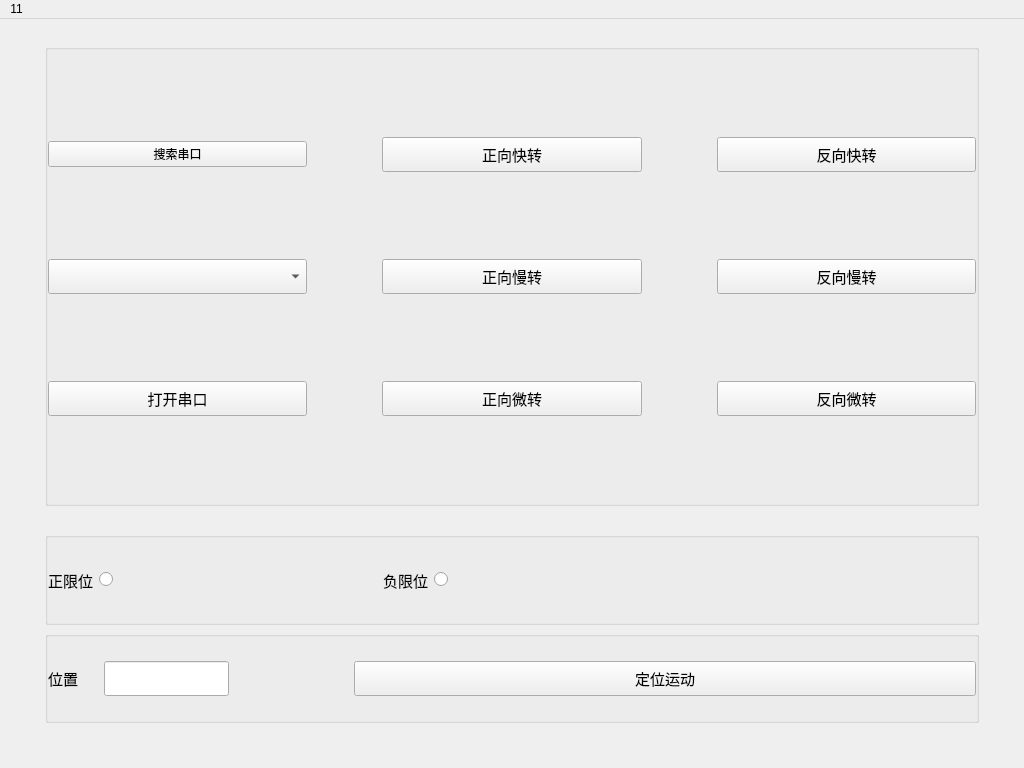
tsuiwade/translationTableControlSystem210909, file mainwindow.ui: the form before one commit.
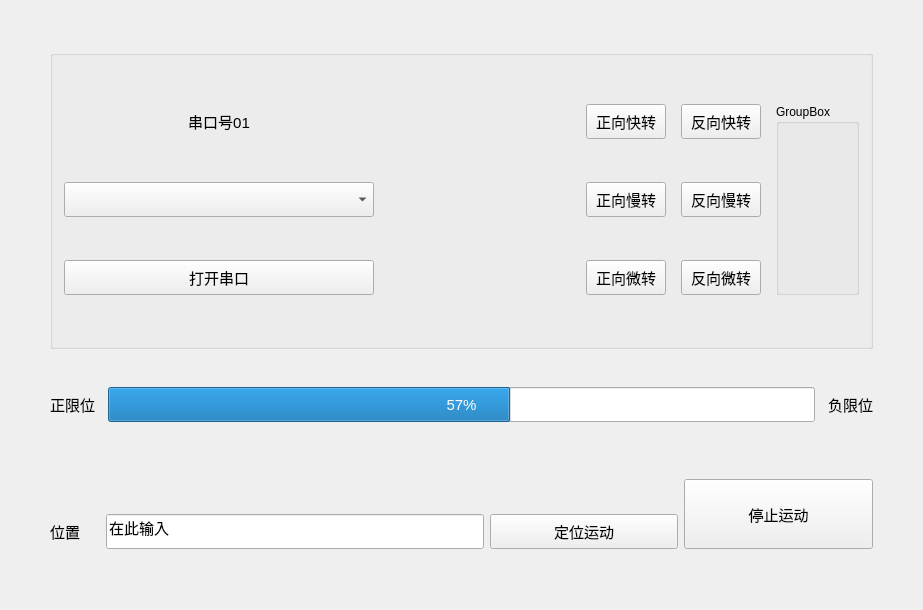
The form after the commit.

Patch:
```diff
--- a/mainwindow.ui
+++ b/mainwindow.ui
@@ -6,71 +6,82 @@
    <rect>
     <x>0</x>
     <y>0</y>
-    <width>1024</width>
-    <height>768</height>
+    <width>923</width>
+    <height>610</height>
    </rect>
   </property>
+  <property name="sizePolicy">
+   <sizepolicy hsizetype="Preferred" vsizetype="Preferred">
+    <horstretch>1</horstretch>
+    <verstretch>1</verstretch>
+   </sizepolicy>
+  </property>
+  <property name="minimumSize">
+   <size>
+    <width>0</width>
+    <height>0</height>
+   </size>
+  </property>
   <property name="windowTitle">
    <string>MainWindow</string>
   </property>
   <widget class="QWidget" name="centralWidget">
    <property name="sizePolicy">
-    <sizepolicy hsizetype="Expanding" vsizetype="Expanding">
+    <sizepolicy hsizetype="Preferred" vsizetype="Expanding">
      <horstretch>0</horstretch>
      <verstretch>0</verstretch>
     </sizepolicy>
    </property>
-   <layout class="QVBoxLayout" name="verticalLayout" stretch="5,0,1,1">
+   <layout class="QVBoxLayout" name="verticalLayout" stretch="3,1,1">
     <property name="leftMargin">
-     <number>45</number>
+     <number>50</number>
     </property>
     <property name="topMargin">
-     <number>25</number>
+     <number>50</number>
     </property>
     <property name="rightMargin">
-     <number>45</number>
+     <number>50</number>
     </property>
     <property name="bottomMargin">
-     <number>45</number>
+     <number>50</number>
     </property>
     <item>
      <widget class="QGroupBox" name="groupBox">
-      <property name="enabled">
-       <bool>true</bool>
+      <property name="styleSheet">
+       <string notr="true"/>
       </property>
       <property name="title">
        <string/>
       </property>
-      <property name="flat">
-       <bool>false</bool>
-      </property>
-      <layout class="QGridLayout" name="gridLayout">
-       <property name="leftMargin">
-        <number>0</number>
-       </property>
-       <property name="topMargin">
-        <number>0</number>
-       </property>
-       <property name="rightMargin">
-        <number>0</number>
-       </property>
-       <property name="bottomMargin">
-        <number>0</number>
+      <layout class="QHBoxLayout" name="horizontalLayout_4">
+       <item>
+        <layout class="QGridLayout" name="gridLayout" rowstretch="1,0,0" columnstretch="1,0,0,0,0">
+         <property name="sizeConstraint">
+          <enum>QLayout::SetDefaultConstraint</enum>
        </property>
        <property name="horizontalSpacing">
-        <number>75</number>
-       </property>
-       <property name="verticalSpacing">
-        <number>0</number>
-       </property>
-       <item row="0" column="2">
+          <number>15</number>
+         </property>
+         <item row="0" column="3">
         <widget class="QPushButton" name="pushButton_2">
+           <property name="sizePolicy">
+            <sizepolicy hsizetype="Minimum" vsizetype="Preferred">
+             <horstretch>0</horstretch>
+             <verstretch>1</verstretch>
+            </sizepolicy>
+           </property>
          <property name="minimumSize">
           <size>
            <width>0</width>
            <height>35</height>
           </size>
          </property>
+           <property name="maximumSize">
+            <size>
+             <width>16777215</width>
+             <height>35</height>
+            </size>
+           </property>
          <property name="font">
           <font>
            <pointsize>11</pointsize>
@@ -81,14 +92,56 @@
          </property>
         </widget>
        </item>
-       <item row="2" column="2">
+         <item row="2" column="0">
+          <widget class="QPushButton" name="btn_open">
+           <property name="sizePolicy">
+            <sizepolicy hsizetype="Preferred" vsizetype="Preferred">
+             <horstretch>0</horstretch>
+             <verstretch>1</verstretch>
+            </sizepolicy>
+           </property>
+           <property name="minimumSize">
+            <size>
+             <width>0</width>
+             <height>0</height>
+            </size>
+           </property>
+           <property name="maximumSize">
+            <size>
+             <width>16777215</width>
+             <height>35</height>
+            </size>
+           </property>
+           <property name="font">
+            <font>
+             <pointsize>11</pointsize>
+            </font>
+           </property>
+           <property name="text">
+            <string>打开串口</string>
+           </property>
+          </widget>
+         </item>
+         <item row="2" column="3">
         <widget class="QPushButton" name="pushButton_6">
+           <property name="sizePolicy">
+            <sizepolicy hsizetype="Minimum" vsizetype="Preferred">
+             <horstretch>0</horstretch>
+             <verstretch>1</verstretch>
+            </sizepolicy>
+           </property>
          <property name="minimumSize">
           <size>
            <width>0</width>
            <height>35</height>
           </size>
          </property>
+           <property name="maximumSize">
+            <size>
+             <width>16777215</width>
+             <height>35</height>
+            </size>
+           </property>
          <property name="font">
           <font>
            <pointsize>11</pointsize>
@@ -99,29 +152,23 @@
          </property>
         </widget>
        </item>
-       <item row="2" column="1">
-        <widget class="QPushButton" name="pushButton_5">
-         <property name="minimumSize">
-          <size>
-           <width>0</width>
-           <height>35</height>
-          </size>
-         </property>
-         <property name="font">
-          <font>
-           <pointsize>11</pointsize>
-          </font>
-         </property>
-         <property name="text">
-          <string>正向微转</string>
-         </property>
-        </widget>
-       </item>
-       <item row="0" column="1">
+         <item row="0" column="2">
         <widget class="QPushButton" name="pushButton">
+           <property name="sizePolicy">
+            <sizepolicy hsizetype="Minimum" vsizetype="Preferred">
+             <horstretch>0</horstretch>
+             <verstretch>1</verstretch>
+            </sizepolicy>
+           </property>
          <property name="minimumSize">
           <size>
            <width>0</width>
+             <height>0</height>
+            </size>
+           </property>
+           <property name="maximumSize">
+            <size>
+             <width>16777215</width>
            <height>35</height>
           </size>
          </property>
@@ -130,16 +177,88 @@
            <pointsize>11</pointsize>
           </font>
          </property>
+           <property name="styleSheet">
+            <string notr="true">QGroupBox{border:none}</string>
+           </property>
          <property name="text">
           <string>正向快转</string>
          </property>
         </widget>
        </item>
-       <item row="1" column="1">
+         <item row="0" column="0">
+          <widget class="QLabel" name="label_3">
+           <property name="sizePolicy">
+            <sizepolicy hsizetype="Preferred" vsizetype="Preferred">
+             <horstretch>0</horstretch>
+             <verstretch>1</verstretch>
+            </sizepolicy>
+           </property>
+           <property name="maximumSize">
+            <size>
+             <width>16777215</width>
+             <height>35</height>
+            </size>
+           </property>
+           <property name="font">
+            <font>
+             <pointsize>11</pointsize>
+            </font>
+           </property>
+           <property name="text">
+            <string>串口号01</string>
+           </property>
+           <property name="alignment">
+            <set>Qt::AlignCenter</set>
+           </property>
+          </widget>
+         </item>
+         <item row="1" column="0">
+          <widget class="QComboBox" name="comboBox_portName">
+           <property name="sizePolicy">
+            <sizepolicy hsizetype="Preferred" vsizetype="Preferred">
+             <horstretch>0</horstretch>
+             <verstretch>1</verstretch>
+            </sizepolicy>
+           </property>
+           <property name="minimumSize">
+            <size>
+             <width>0</width>
+             <height>0</height>
+            </size>
+           </property>
+           <property name="maximumSize">
+            <size>
+             <width>16777215</width>
+             <height>35</height>
+            </size>
+           </property>
+           <property name="font">
+            <font>
+             <pointsize>11</pointsize>
+            </font>
+           </property>
+           <property name="sizeAdjustPolicy">
+            <enum>QComboBox::AdjustToMinimumContentsLength</enum>
+           </property>
+          </widget>
+         </item>
+         <item row="1" column="2">
         <widget class="QPushButton" name="pushButton_3">
+           <property name="sizePolicy">
+            <sizepolicy hsizetype="Minimum" vsizetype="Preferred">
+             <horstretch>0</horstretch>
+             <verstretch>1</verstretch>
+            </sizepolicy>
+           </property>
          <property name="minimumSize">
           <size>
            <width>0</width>
+             <height>0</height>
+            </size>
+           </property>
+           <property name="maximumSize">
+            <size>
+             <width>16777215</width>
            <height>35</height>
           </size>
          </property>
@@ -153,14 +272,26 @@
          </property>
         </widget>
        </item>
-       <item row="1" column="2">
+         <item row="1" column="3">
         <widget class="QPushButton" name="pushButton_4">
+           <property name="sizePolicy">
+            <sizepolicy hsizetype="Minimum" vsizetype="Preferred">
+             <horstretch>0</horstretch>
+             <verstretch>1</verstretch>
+            </sizepolicy>
+           </property>
          <property name="minimumSize">
           <size>
            <width>0</width>
            <height>35</height>
           </size>
          </property>
+           <property name="maximumSize">
+            <size>
+             <width>16777215</width>
+             <height>35</height>
+            </size>
+           </property>
          <property name="font">
           <font>
            <pointsize>11</pointsize>
@@ -171,39 +302,23 @@
          </property>
         </widget>
        </item>
-       <item row="0" column="0">
-        <widget class="QPushButton" name="pushButton_13">
-         <property name="text">
-          <string>搜索串口</string>
-         </property>
-        </widget>
-       </item>
-       <item row="1" column="0">
-        <widget class="QComboBox" name="comboBox_portName">
-         <property name="minimumSize">
-          <size>
-           <width>0</width>
-           <height>35</height>
-          </size>
-         </property>
-         <property name="font">
-          <font>
-           <pointsize>11</pointsize>
-          </font>
-         </property>
-        </widget>
-       </item>
-       <item row="2" column="0">
-        <widget class="QPushButton" name="btn_open">
+         <item row="2" column="2">
+          <widget class="QPushButton" name="pushButton_5">
          <property name="sizePolicy">
-          <sizepolicy hsizetype="Preferred" vsizetype="Maximum">
+            <sizepolicy hsizetype="Minimum" vsizetype="Preferred">
            <horstretch>0</horstretch>
-           <verstretch>0</verstretch>
+             <verstretch>1</verstretch>
           </sizepolicy>
          </property>
          <property name="minimumSize">
           <size>
            <width>0</width>
+             <height>0</height>
+            </size>
+           </property>
+           <property name="maximumSize">
+            <size>
+             <width>16777215</width>
            <height>35</height>
           </size>
          </property>
@@ -213,153 +328,62 @@
           </font>
          </property>
          <property name="text">
-          <string>打开串口</string>
+            <string>正向微转</string>
          </property>
         </widget>
        </item>
-      </layout>
-     </widget>
-    </item>
-    <item>
-     <spacer name="verticalSpacer">
-      <property name="orientation">
-       <enum>Qt::Vertical</enum>
-      </property>
-      <property name="sizeHint" stdset="0">
-       <size>
-        <width>20</width>
-        <height>20</height>
-       </size>
-      </property>
-     </spacer>
-    </item>
-    <item>
-     <widget class="QGroupBox" name="groupBox_3">
-      <layout class="QHBoxLayout" name="horizontalLayout">
-       <property name="leftMargin">
-        <number>0</number>
-       </property>
-       <property name="topMargin">
-        <number>0</number>
-       </property>
-       <property name="rightMargin">
-        <number>0</number>
-       </property>
-       <property name="bottomMargin">
-        <number>0</number>
-       </property>
-       <item>
-        <widget class="QLabel" name="label">
-         <property name="font">
-          <font>
-           <pointsize>11</pointsize>
-          </font>
-         </property>
-         <property name="text">
-          <string>正限位</string>
-         </property>
-        </widget>
-       </item>
-       <item>
-        <widget class="QRadioButton" name="radioButton_2">
-         <property name="font">
-          <font>
-           <pointsize>11</pointsize>
-          </font>
-         </property>
-         <property name="text">
-          <string/>
-         </property>
-         <property name="checkable">
-          <bool>true</bool>
-         </property>
-         <property name="checked">
-          <bool>false</bool>
-         </property>
-        </widget>
-       </item>
-       <item>
-        <spacer name="horizontalSpacer_2">
-         <property name="orientation">
-          <enum>Qt::Horizontal</enum>
-         </property>
-         <property name="sizeHint" stdset="0">
-          <size>
-           <width>40</width>
-           <height>20</height>
-          </size>
-         </property>
-        </spacer>
-       </item>
-       <item>
-        <widget class="QLabel" name="label_2">
-         <property name="font">
-          <font>
-           <pointsize>11</pointsize>
-          </font>
-         </property>
-         <property name="text">
-          <string>负限位</string>
-         </property>
-        </widget>
-       </item>
-       <item>
-        <widget class="QRadioButton" name="radioButton">
-         <property name="font">
-          <font>
-           <pointsize>11</pointsize>
-          </font>
-         </property>
-         <property name="text">
-          <string/>
-         </property>
-        </widget>
-       </item>
-       <item>
+         <item row="1" column="1">
         <spacer name="horizontalSpacer">
          <property name="orientation">
           <enum>Qt::Horizontal</enum>
          </property>
-         <property name="sizeHint" stdset="0">
-          <size>
-           <width>20</width>
-           <height>20</height>
-          </size>
-         </property>
-        </spacer>
-       </item>
-       <item>
-        <spacer name="horizontalSpacer_3">
-         <property name="orientation">
-          <enum>Qt::Horizontal</enum>
-         </property>
+           <property name="sizeType">
+            <enum>QSizePolicy::Preferred</enum>
+           </property>
          <property name="sizeHint" stdset="0">
           <size>
-           <width>40</width>
-           <height>20</height>
+             <width>197</width>
+             <height>32</height>
           </size>
          </property>
         </spacer>
        </item>
-      </layout>
-     </widget>
-    </item>
-    <item>
+         <item row="0" column="4" rowspan="3">
      <widget class="QGroupBox" name="groupBox_2">
-      <layout class="QHBoxLayout" name="horizontalLayout_2">
+           <property name="title">
+            <string>GroupBox</string>
+           </property>
+          </widget>
+         </item>
+        </layout>
+       </item>
+      </layout>
+      <zorder></zorder>
+      <zorder></zorder>
+     </widget>
+    </item>
+    <item>
+     <layout class="QHBoxLayout" name="horizontalLayout_2" stretch="0,1,0">
        <property name="spacing">
-        <number>10</number>
-       </property>
-       <property name="leftMargin">
-        <number>0</number>
-       </property>
-       <property name="rightMargin">
-        <number>0</number>
-       </property>
+       <number>13</number>
+      </property>
+      <item>
+       <widget class="QLabel" name="label_4">
+        <property name="font">
+         <font>
+          <pointsize>11</pointsize>
+         </font>
+        </property>
+        <property name="text">
+         <string>正限位</string>
+        </property>
+        <property name="alignment">
+         <set>Qt::AlignRight|Qt::AlignTrailing|Qt::AlignVCenter</set>
+        </property>
+       </widget>
+      </item>
        <item>
-        <layout class="QGridLayout" name="gridLayout_2">
-         <item row="0" column="1">
-          <widget class="QLineEdit" name="lineEdit">
+       <widget class="QProgressBar" name="progressBar">
            <property name="minimumSize">
             <size>
              <width>0</width>
@@ -368,17 +392,57 @@
            </property>
            <property name="font">
             <font>
-             <pointsize>10</pointsize>
-            </font>
-           </property>
-          </widget>
-         </item>
-         <item row="0" column="0">
+          <pointsize>11</pointsize>
+         </font>
+        </property>
+        <property name="value">
+         <number>57</number>
+        </property>
+       </widget>
+      </item>
+      <item>
+       <widget class="QLabel" name="label_5">
+        <property name="font">
+         <font>
+          <pointsize>11</pointsize>
+         </font>
+        </property>
+        <property name="text">
+         <string>负限位</string>
+        </property>
+       </widget>
+      </item>
+     </layout>
+    </item>
+    <item>
+     <layout class="QHBoxLayout" name="horizontalLayout_3" stretch="0,2,1,1">
+      <property name="sizeConstraint">
+       <enum>QLayout::SetDefaultConstraint</enum>
+      </property>
+      <property name="topMargin">
+       <number>11</number>
+      </property>
+      <property name="bottomMargin">
+       <number>11</number>
+      </property>
+      <item alignment="Qt::AlignBottom">
           <widget class="QLabel" name="label_pos">
+        <property name="sizePolicy">
+         <sizepolicy hsizetype="Preferred" vsizetype="Minimum">
+          <horstretch>0</horstretch>
+          <verstretch>0</verstretch>
+         </sizepolicy>
+        </property>
            <property name="minimumSize">
             <size>
              <width>50</width>
-             <height>0</height>
+          <height>35</height>
+         </size>
+        </property>
+        <property name="maximumSize">
+         <size>
+          <width>16777215</width>
+          <height>35</height>
             </size>
            </property>
            <property name="font">
@@ -389,40 +453,45 @@
            <property name="text">
             <string>位置</string>
            </property>
-          </widget>
-         </item>
-         <item row="0" column="2">
-          <spacer name="horizontalSpacer_4">
-           <property name="orientation">
-            <enum>Qt::Horizontal</enum>
-           </property>
-           <property name="sizeHint" stdset="0">
+        <property name="alignment">
+         <set>Qt::AlignLeading|Qt::AlignLeft|Qt::AlignVCenter</set>
+        </property>
+       </widget>
+      </item>
+      <item alignment="Qt::AlignBottom">
+       <widget class="QLineEdit" name="lineEdit">
+        <property name="sizePolicy">
+         <sizepolicy hsizetype="Preferred" vsizetype="Minimum">
+          <horstretch>0</horstretch>
+          <verstretch>0</verstretch>
+         </sizepolicy>
+        </property>
+        <property name="minimumSize">
             <size>
-             <width>40</width>
-             <height>20</height>
-            </size>
-           </property>
-          </spacer>
-         </item>
-        </layout>
-       </item>
-       <item>
-        <spacer name="horizontalSpacer_5">
-         <property name="orientation">
-          <enum>Qt::Horizontal</enum>
-         </property>
-         <property name="sizeHint" stdset="0">
+          <width>0</width>
+          <height>35</height>
+         </size>
+        </property>
+        <property name="maximumSize">
           <size>
-           <width>75</width>
-           <height>20</height>
-          </size>
-         </property>
-        </spacer>
-       </item>
-       <item>
+          <width>16777215</width>
+          <height>35</height>
+         </size>
+        </property>
+        <property name="font">
+         <font>
+          <pointsize>11</pointsize>
+         </font>
+        </property>
+        <property name="inputMask">
+         <string>在此输入</string>
+        </property>
+       </widget>
+      </item>
+      <item alignment="Qt::AlignBottom">
         <widget class="QPushButton" name="btn_send">
          <property name="sizePolicy">
-          <sizepolicy hsizetype="Minimum" vsizetype="Fixed">
+         <sizepolicy hsizetype="Preferred" vsizetype="Minimum">
            <horstretch>1</horstretch>
            <verstretch>0</verstretch>
           </sizepolicy>
@@ -436,7 +505,7 @@
          <property name="maximumSize">
           <size>
            <width>16777215</width>
-           <height>16777215</height>
+          <height>35</height>
           </size>
          </property>
          <property name="font">
@@ -449,26 +518,39 @@
          </property>
         </widget>
        </item>
-      </layout>
-     </widget>
-    </item>
-   </layout>
-  </widget>
-  <widget class="QMenuBar" name="menuBar">
-   <property name="geometry">
-    <rect>
-     <x>0</x>
-     <y>0</y>
-     <width>1024</width>
-     <height>26</height>
-    </rect>
-   </property>
-   <widget class="QMenu" name="menu11">
-    <property name="title">
-     <string>11</string>
-    </property>
-   </widget>
-   <addaction name="menu11"/>
+      <item alignment="Qt::AlignBottom">
+       <widget class="QPushButton" name="pushButton_15">
+        <property name="sizePolicy">
+         <sizepolicy hsizetype="Preferred" vsizetype="Minimum">
+          <horstretch>0</horstretch>
+          <verstretch>0</verstretch>
+         </sizepolicy>
+        </property>
+        <property name="minimumSize">
+         <size>
+          <width>0</width>
+          <height>70</height>
+         </size>
+        </property>
+        <property name="maximumSize">
+         <size>
+          <width>16777215</width>
+          <height>16777215</height>
+         </size>
+        </property>
+        <property name="font">
+         <font>
+          <pointsize>11</pointsize>
+         </font>
+        </property>
+        <property name="text">
+         <string>停止运动</string>
+        </property>
+       </widget>
+      </item>
+     </layout>
+    </item>
+   </layout>
   </widget>
  </widget>
  <layoutdefault spacing="6" margin="11"/>
```
Lines whose indentation alone changed are shown as unchanged.
